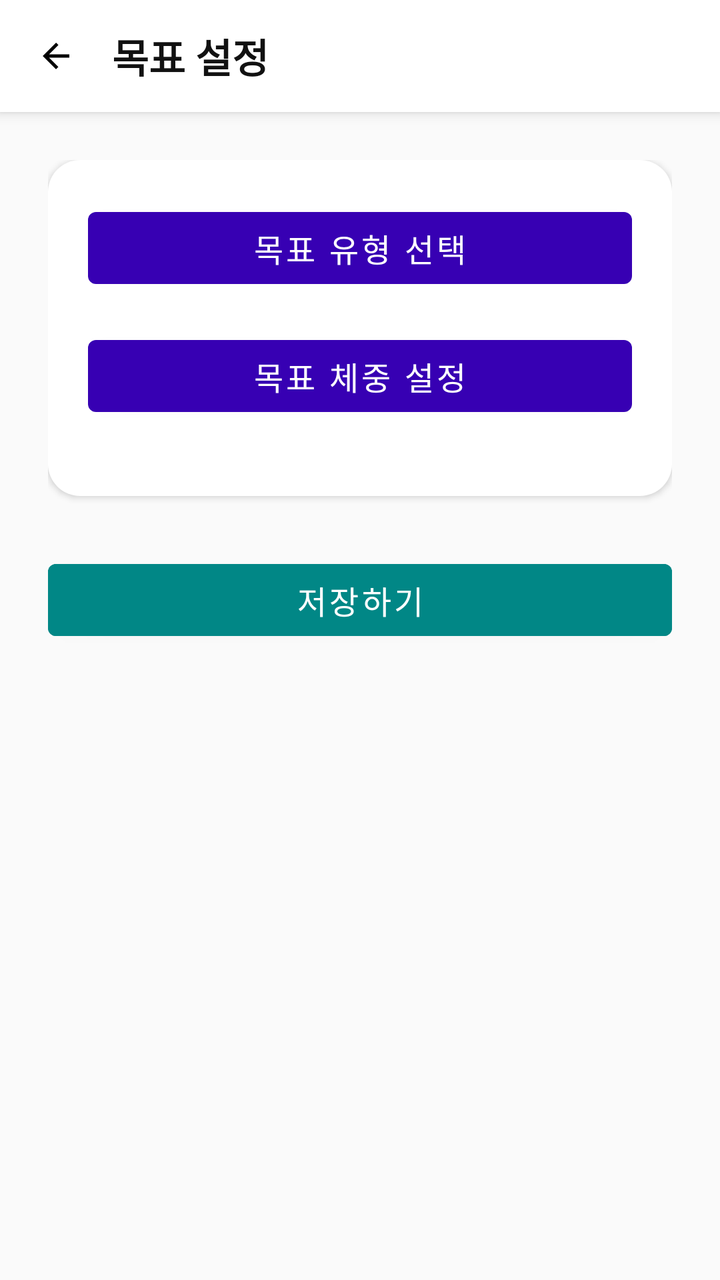
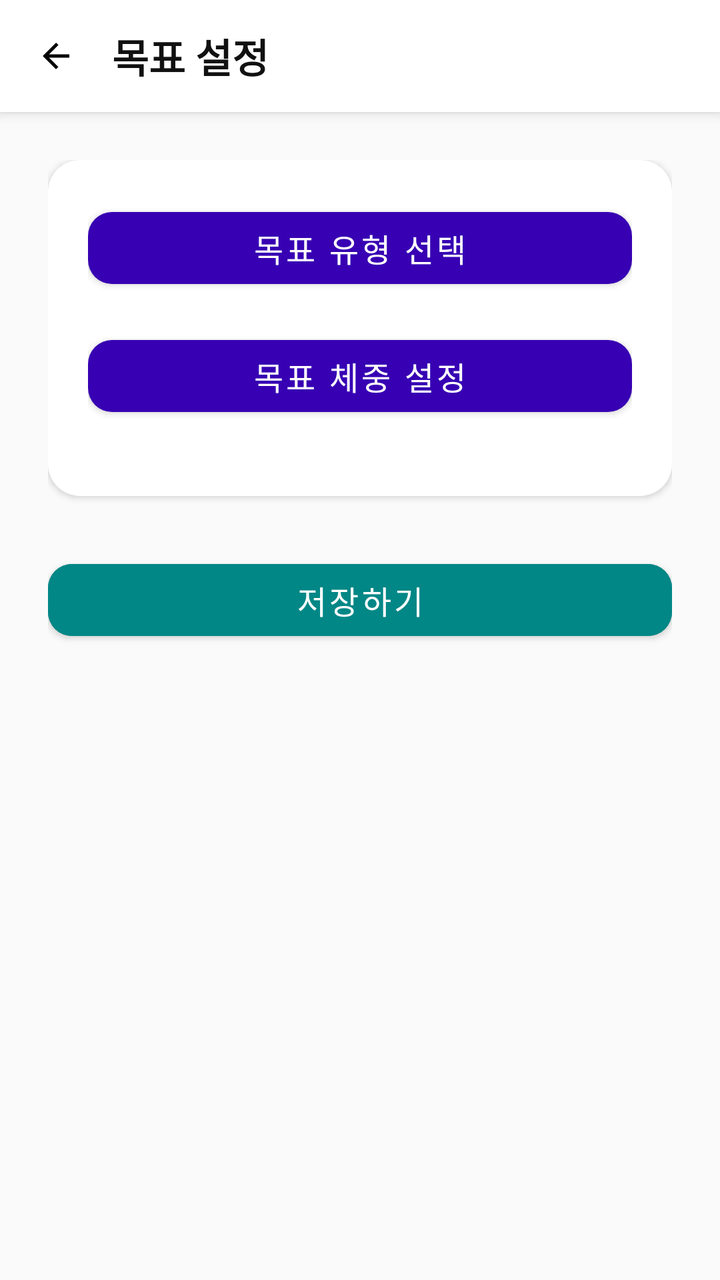

Screens rendered from an Android XML layout before and after an edit, with the pre-edit source and the edit as a unified diff.
<!-- AndroidManifest.xml: application theme Theme.GJGN -->
<!-- res/layout/activity_goal_setting.xml -->
<?xml version="1.0" encoding="utf-8"?>
<LinearLayout xmlns:android="http://schemas.android.com/apk/res/android"
    android:layout_width="match_parent"
    android:layout_height="match_parent"
    android:orientation="vertical"
    android:background="#FAFAFA">

    
    <LinearLayout
        android:layout_width="match_parent"
        android:layout_height="56dp"
        android:orientation="horizontal"
        android:gravity="center_vertical"
        android:paddingStart="12dp"
        android:paddingEnd="12dp"
        android:background="@android:color/white"
        android:elevation="4dp">

        <ImageView
            android:id="@+id/btnBack"
            android:layout_width="32dp"
            android:layout_height="32dp"
            android:src="@drawable/ic_arrow_back"
            android:padding="6dp"
            android:background="?attr/selectableItemBackgroundBorderless" />

        <TextView
            android:text="목표 설정"
            android:textSize="20sp"
            android:textStyle="bold"
            android:textColor="#111111"
            android:layout_marginStart="12dp"
            android:layout_width="wrap_content"
            android:layout_height="wrap_content" />
    </LinearLayout>

    
    <ScrollView
        android:layout_width="match_parent"
        android:layout_height="match_parent"
        android:fillViewport="true">

        <LinearLayout
            android:orientation="vertical"
            android:layout_width="match_parent"
            android:layout_height="wrap_content"
            android:padding="24dp"
            android:gravity="center_horizontal">

            
            <LinearLayout
                android:layout_width="match_parent"
                android:layout_height="wrap_content"
                android:orientation="vertical"
                android:padding="20dp"
                android:background="@drawable/bg_card"
                android:elevation="2dp">

                
                <com.google.android.material.button.MaterialButton
                    android:id="@+id/btnSetGoalType"
                    android:layout_width="match_parent"
                    android:layout_height="48dp"
                    android:text="목표 유형 선택"
                    android:textSize="16sp"
                    android:cornerRadius="12dp"
                    android:layout_marginBottom="16dp" />

                
                <com.google.android.material.button.MaterialButton
                    android:id="@+id/btnSetTargetWeight"
                    android:layout_width="match_parent"
                    android:layout_height="48dp"
                    android:text="목표 체중 설정"
                    android:textSize="16sp"
                    android:cornerRadius="12dp"
                    android:layout_marginBottom="16dp" />

            </LinearLayout>

            
            <com.google.android.material.button.MaterialButton
                android:id="@+id/btnSaveGoalAll"
                android:text="저장하기"
                android:textColor="@android:color/white"
                android:backgroundTint="@color/teal_700"
                android:layout_marginTop="28dp"
                android:layout_width="match_parent"
                android:layout_height="48dp"
                android:textSize="16sp"
                android:cornerRadius="12dp" />

        </LinearLayout>
    </ScrollView>

</LinearLayout>
<!-- resources referenced by this layout -->
<resources>
  <color name="teal_700">#FF018786</color>
  <!-- drawable bg_card (drawable) -->
  <shape xmlns:android="http://schemas.android.com/apk/res/android">
      <solid android:color="@android:color/white"/>
      <corners android:radius="16dp"/>
  </shape>
  <!-- drawable ic_arrow_back (drawable) -->
  <vector xmlns:android="http://schemas.android.com/apk/res/android"
      android:width="24dp"
      android:height="24dp"
      android:viewportWidth="24"
      android:viewportHeight="24">
  
      <path
          android:fillColor="#000000"
          android:pathData="M20,11H7.83l5.59,-5.59L12,4l-8,8 8,8 1.41,-1.41L7.83,13H20v-2z"/>
  </vector>
  <style name="Theme.GJGN" parent="Theme.MaterialComponents.DayNight.NoActionBar">
          
          <item name="colorPrimary">@color/purple_700</item>
          <item name="colorPrimaryVariant">@color/purple_700</item>
          <item name="colorOnPrimary">@android:color/white</item>
          <item name="colorSecondary">@color/teal_700</item>
          <item name="android:windowMinWidthMajor">320dp</item>
          <item name="android:windowMinWidthMinor">320dp</item>
      </style>
  <color name="purple_700">#FF3700B3</color>
</resources>

<!-- the commit's change to res/layout/activity_goal_setting.xml (unified diff, before → after) -->
@@ -1,5 +1,6 @@
 <?xml version="1.0" encoding="utf-8"?>
 <LinearLayout xmlns:android="http://schemas.android.com/apk/res/android"
+    xmlns:app="http://schemas.android.com/apk/res-auto"
     android:layout_width="match_parent"
     android:layout_height="match_parent"
     android:orientation="vertical"
@@ -63,7 +64,7 @@
                     android:layout_height="48dp"
                     android:text="목표 유형 선택"
                     android:textSize="16sp"
-                    android:cornerRadius="12dp"
+                    app:cornerRadius="12dp"
                     android:layout_marginBottom="16dp" />
 
                 
@@ -73,7 +74,7 @@
                     android:layout_height="48dp"
                     android:text="목표 체중 설정"
                     android:textSize="16sp"
-                    android:cornerRadius="12dp"
+                    app:cornerRadius="12dp"
                     android:layout_marginBottom="16dp" />
 
             </LinearLayout>
@@ -88,7 +89,7 @@
                 android:layout_width="match_parent"
                 android:layout_height="48dp"
                 android:textSize="16sp"
-                android:cornerRadius="12dp" />
+                app:cornerRadius="12dp" />
 
         </LinearLayout>
     </ScrollView>
